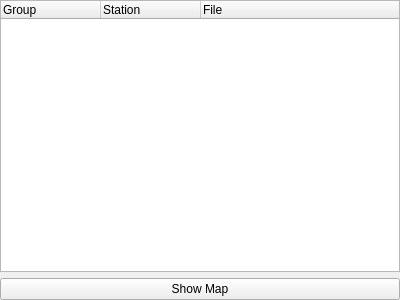
MTgeophysics/mtpy, file mtpy/gui/SmartMT/station_viewer.ui: the form before one commit.
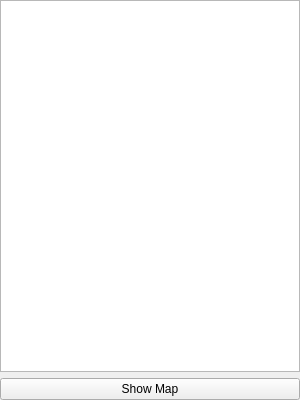
The form after the commit.

Patch:
```diff
--- a/mtpy/gui/SmartMT/station_viewer.ui
+++ b/mtpy/gui/SmartMT/station_viewer.ui
@@ -6,8 +6,8 @@
    <rect>
     <x>0</x>
     <y>0</y>
-    <width>400</width>
-    <height>300</height>
+    <width>300</width>
+    <height>400</height>
    </rect>
   </property>
   <property name="windowTitle">
@@ -28,11 +28,18 @@
    </property>
    <item>
     <widget class="QTreeWidget" name="treeWidget_stations">
-     <column>
-      <property name="text">
-       <string>Group</string>
-      </property>
-     </column>
+     <property name="contextMenuPolicy">
+      <enum>Qt::CustomContextMenu</enum>
+     </property>
+     <property name="selectionMode">
+      <enum>QAbstractItemView::ExtendedSelection</enum>
+     </property>
+     <property name="animated">
+      <bool>false</bool>
+     </property>
+     <property name="headerHidden">
+      <bool>true</bool>
+     </property>
      <column>
       <property name="text">
        <string>Station</string>
```
